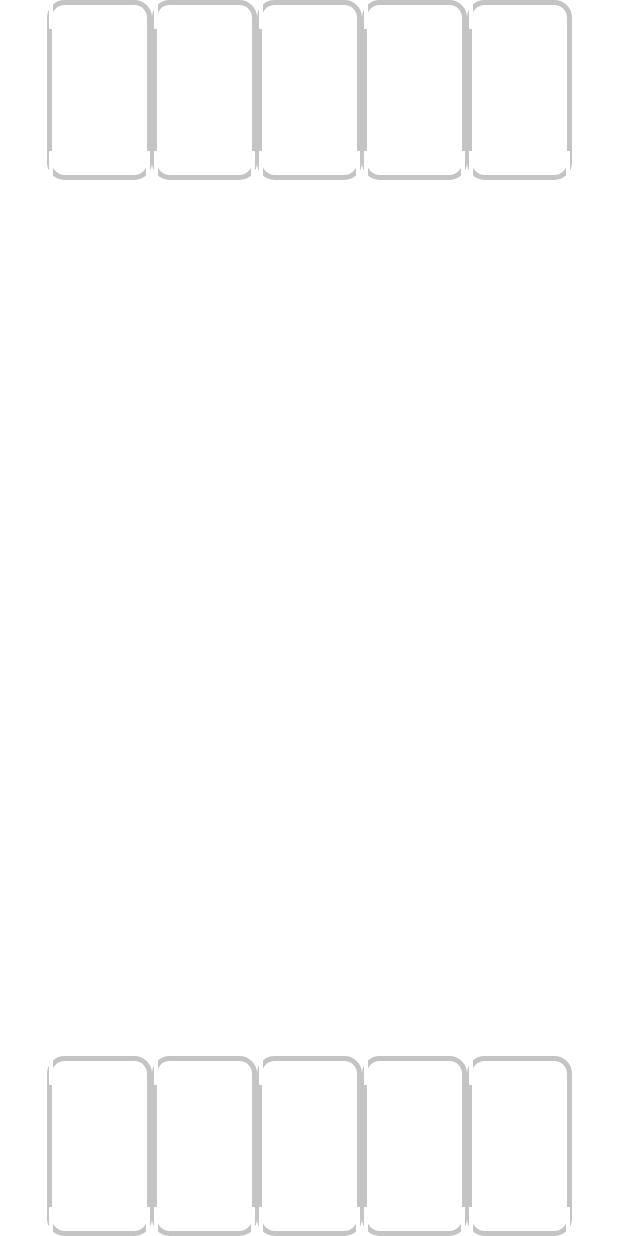
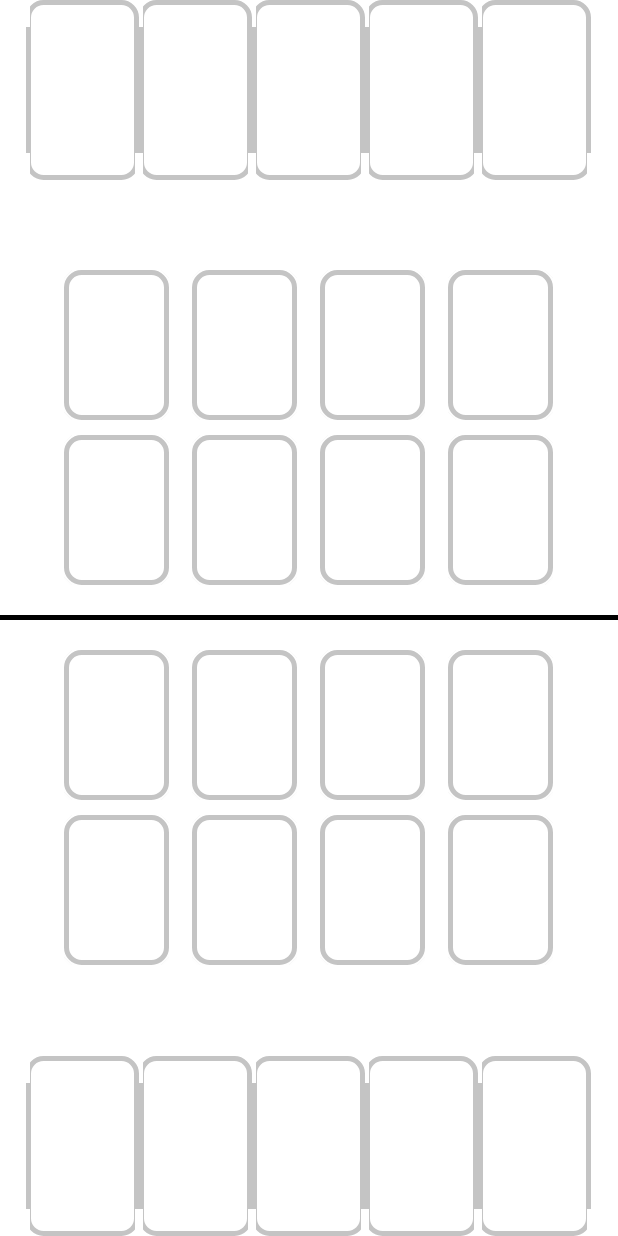
Before and after one commit to Saphyr55/ACE, an Android app: the fragment GameFragment placed in its activity, on a phone screen of 412 x 824 dp. Run offline under Robolectric (Android 15) with nearby library versions, the phone set to English and light mode, and no system bars; our stand-ins replace Firebase (no records; nobody signed in at launch, a user with empty details on screens opened directly); Roboto replaces fonts that are not available here; 9 statements that could not run were skipped.

Commit message:
Can place card in board.

```diff
--- a/app/src/main/java/org/utours/ace/game/GameFragment.java
+++ b/app/src/main/java/org/utours/ace/game/GameFragment.java
@@ -1,27 +1,29 @@
 package org.utours.ace.game;
 
+import android.animation.ObjectAnimator;
 import android.os.Bundle;
 import android.view.LayoutInflater;
-import android.view.MotionEvent;
 import android.view.View;
 import android.view.ViewGroup;
+import android.widget.FrameLayout;
+import android.widget.GridLayout;
 import android.widget.LinearLayout;
 
 import androidx.annotation.NonNull;
 import androidx.annotation.Nullable;
 import androidx.fragment.app.Fragment;
-import androidx.recyclerview.widget.LinearLayoutManager;
-import androidx.recyclerview.widget.RecyclerView;
 
 import org.utours.ace.R;
+import org.utours.ace.game.model.GameParty;
 import org.utours.ace.game.model.Player;
 import org.utours.ace.profile.NavigationActivity;
-import org.utours.ace.profile.feature.CardRegistry;
 import org.utours.ace.profile.feature.CardService;
 import org.utours.ace.profile.feature.PlayerAccountService;
 import org.utours.ace.profile.model.Card;
+import org.utours.ace.profile.model.Deck;
 import org.utours.ace.profile.model.ImageCard;
 
+import java.util.HashMap;
 import java.util.List;
 import java.util.Map;
 import java.util.concurrent.CompletableFuture;
@@ -31,9 +33,12 @@ public class GameFragment extends Fragment {
     private NavigationActivity navigationActivity;
     private CardService cardService;
     private PlayerAccountService playerAccountService;
-    private Player player;
-    private Player opponent;
     private Map<String, ImageCard> imageCardsReferences;
+    private View selectedCardView;
+    private Map<View, Card> playerCardViews;
+    private Map<View, Card> opponentCardView;
+    private GameParty gameParty;
+
 
     public GameFragment() { }
 
@@ -41,23 +46,17 @@ public class GameFragment extends Fragment {
                                            CardService cardService,
                                            PlayerAccountService playerAccountService) {
 
-        var cards = List.of(
-                CardRegistry.FERN_CARD.get(),
-                CardRegistry.UBEL_CARD.get(),
-                CardRegistry.HIMMEL_CARD.get(),
-                CardRegistry.FRIEREN_CARD.get(),
-                CardRegistry.SEIN_CARD.get());
-
-        Player player = new Player(List.copyOf(cards));
-        Player opponent = new Player(List.copyOf(cards));
+        Deck deck = playerAccountService.currentPlayerAccount().deck();
+        List<Card> cards = cardService.getCardsStochastic(deck.cards(), Player.HAND_CAPACITY, false);
 
         GameFragment gameFragment = new GameFragment();
-
         gameFragment.cardService = cardService;
         gameFragment.navigationActivity = navigationActivity;
         gameFragment.playerAccountService = playerAccountService;
-        gameFragment.player = player;
-        gameFragment.opponent = opponent;
+        gameFragment.gameParty = GameParty.Builder.newInstance()
+                .withPlayer(new Player(List.copyOf(cards)))
+                .withOpponent(new Player(List.copyOf(cards)))
+                .build();
 
         return gameFragment;
     }
@@ -85,31 +84,98 @@ public class GameFragment extends Fragment {
 
         LinearLayout playerCardsLayout = view.findViewById(R.id.layout_playerCards);
         LinearLayout opponentCardsLayout = view.findViewById(R.id.layout_opponentCards);
+        LinearLayout boardLayout = view.findViewById(R.id.layout_board);
 
-        bindCardsLayout(playerCardsLayout);
-        bindCardsLayout(opponentCardsLayout);
+        bindFrontPlayerCards(boardLayout);
 
+        playerCardViews = bindCardsLayout(playerCardsLayout);
+        opponentCardView = bindCardsLayout(opponentCardsLayout);
+
+        playerCardViews.forEach((v, card) -> v.setOnClickListener(this::bindAnimationCard));
     }
 
-    private void provideImages() {
-        cardService.provideImageCards(player.hand()).thenAccept(this::fillImages);
+    private void bindFrontPlayerCards(LinearLayout boardLayout) {
+        GridLayout playerBoardLayout = boardLayout.findViewById(R.id.layout_playerBoard);
+        int size = playerBoardLayout.getChildCount();
+        for (int i = 0; i < size; i++) {
+            View view = playerBoardLayout.getChildAt(i);
+            view.setOnClickListener(this::onPressedEmptyCardBoard);
+        }
     }
 
-    private void fillImages(List<ImageCard> imageCards) {
-        imageCardsReferences = cardService.getMapReferences(player.hand(), imageCards);
-    }
+    private void onPressedEmptyCardBoard(View v) {
+        View emptyView = v.findViewById(R.id.view_emptyGameBoardCard);
+        if (checkCanPutCard(emptyView)) {
 
-    private void bindCardsLayout(LinearLayout layout) {
-        for (int i = 0; i < layout.getChildCount(); i++) {
+            FrameLayout frameLayout = v.findViewById(R.id.layout_gameBoardCard);
+            PlayerCardView playerCardView = new PlayerCardView(frameLayout);
 
-            PlayerCardView playerCardView = new PlayerCardView(layout.getChildAt(i));
+            Card card = playerCardViews.remove(selectedCardView);
+            assert card != null;
 
-            Card card = player.hand().get(i);
+            gameParty = gameParty.emplacePlayerCardInBoard(card);
+
+            selectedCardView.setVisibility(View.GONE);
+            emptyView.setVisibility(View.GONE);
+            frameLayout.setVisibility(View.VISIBLE);
+
             ImageCard imageCard = imageCardsReferences.get(card.pictureId());
             assert imageCard != null;
 
             playerCardView.bind(card, imageCard);
+
+            selectedCardView = null;
         }
     }
 
+    private boolean checkCanPutCard(View v) {
+        return !playerCardViews.isEmpty()
+                && selectedCardView != null
+                && v.getVisibility() == View.VISIBLE;
+    }
+
+    private void provideImages() {
+        cardService
+                .provideImageCards(gameParty.player().hand())
+                .thenAccept(this::setImageCardsReferences);
+    }
+
+    private void setImageCardsReferences(List<ImageCard> imageCards) {
+        imageCardsReferences = cardService.getMapReferences(gameParty.player().hand(), imageCards);
+    }
+
+    private void bindAnimationCard(View view) {
+        if (selectedCardView == view || selectedCardView != null) {
+            ObjectAnimator animation = ObjectAnimator.ofFloat(
+                    selectedCardView, "translationY", 0);
+            animation.setDuration(200);
+            animation.start();
+        }
+        if (selectedCardView != view) {
+            ObjectAnimator animation = ObjectAnimator.ofFloat(
+                    view, "translationY", -50.f);
+            animation.setDuration(200);
+            animation.start();
+            selectedCardView = view;
+        } else {
+            selectedCardView = null;
+        }
+    }
+
+    private Map<View, Card> bindCardsLayout(LinearLayout layout) {
+        Map<View, Card> views = new HashMap<>();
+        for (int i = 0; i < layout.getChildCount(); i++) {
+
+            View view = layout.getChildAt(i);
+            Card card = gameParty.player().hand().get(i);
+            ImageCard imageCard = imageCardsReferences.get(card.pictureId());
+            PlayerCardView playerCardView = new PlayerCardView(view);
+
+            assert imageCard != null;
+            views.put(view, card);
+            playerCardView.bind(card, imageCard);
+        }
+        return views;
+    }
+
 }
--- a/app/src/main/java/org/utours/ace/profile/gacha/GachaFragment.java
+++ b/app/src/main/java/org/utours/ace/profile/gacha/GachaFragment.java
@@ -95,7 +95,7 @@ public class GachaFragment extends Fragment {
     }
 
     private void onSetup() {
-        this.showcaseCards = cardService.stochasticCards(MAX_CARD_CAROUSEL, true);
+        this.showcaseCards = cardService.getCardsStochastic(MAX_CARD_CAROUSEL, true);
     }
 
     private void onPressPullDialogButton(Context context, PullConfirmationDialog dialog, int quantity) {
--- a/app/src/main/res/layout/fragment_game.xml
+++ b/app/src/main/res/layout/fragment_game.xml
@@ -1,8 +1,6 @@
 <?xml version="1.0" encoding="utf-8"?>
-<androidx.constraintlayout.widget.ConstraintLayout
+<RelativeLayout
     xmlns:android="http://schemas.android.com/apk/res/android"
-    xmlns:app="http://schemas.android.com/apk/res-auto"
-    xmlns:tools="http://schemas.android.com/tools"
     android:layout_width="match_parent"
     android:layout_height="match_parent">
 
@@ -10,39 +8,58 @@
         android:id="@+id/layout_opponent"
         android:layout_width="wrap_content"
         android:layout_height="wrap_content"
-        android:orientation="horizontal"
-        app:layout_constraintEnd_toEndOf="parent"
-        app:layout_constraintStart_toStartOf="parent"
-        app:layout_constraintTop_toTopOf="parent">
+        android:layout_alignParentTop="true"
+        android:layout_centerInParent="true"
+        android:orientation="horizontal">
 
         <LinearLayout
             android:id="@+id/layout_opponentCards"
             android:layout_width="match_parent"
             android:layout_height="match_parent">
 
-            <include layout="@layout/item_game_card"/>
-            <include layout="@layout/item_game_card"/>
-            <include layout="@layout/item_game_card"/>
-            <include layout="@layout/item_game_card"/>
-            <include layout="@layout/item_game_card"/>
+            <include
+                layout="@layout/item_game_card"
+                android:layout_marginBottom="25dp"
+                android:layout_width="@dimen/game_card_width"
+                android:layout_height="@dimen/game_card_height" />
+
+            <include
+                layout="@layout/item_game_card"
+                android:layout_marginBottom="25dp"
+                android:layout_width="@dimen/game_card_width"
+                android:layout_height="@dimen/game_card_height" />
+
+            <include
+                layout="@layout/item_game_card"
+                android:layout_marginBottom="25dp"
+                android:layout_width="@dimen/game_card_width"
+                android:layout_height="@dimen/game_card_height" />
+
+            <include
+                layout="@layout/item_game_card"
+                android:layout_marginBottom="25dp"
+                android:layout_width="@dimen/game_card_width"
+                android:layout_height="@dimen/game_card_height" />
+
+            <include
+                layout="@layout/item_game_card"
+                android:layout_marginBottom="25dp"
+                android:layout_width="@dimen/game_card_width"
+                android:layout_height="@dimen/game_card_height" />
 
         </LinearLayout>
 
     </LinearLayout>
 
     <LinearLayout
-        android:id="@+id/layout_board"
-        android:layout_width="wrap_content"
+        android:layout_width="match_parent"
         android:layout_height="wrap_content"
-        android:orientation="horizontal"
-        app:layout_constraintBottom_toBottomOf="parent"
-        app:layout_constraintEnd_toEndOf="parent"
-        app:layout_constraintStart_toStartOf="parent"
-        app:layout_constraintTop_toTopOf="@+id/layout_opponent">
+        android:layout_centerInParent="true"
+        android:orientation="vertical" >
 
-        <androidx.recyclerview.widget.RecyclerView
-            android:id="@+id/recycler_boardCards"
-            android:scrollbars="horizontal"
+        <include
+            layout="@layout/item_game_board"
+            android:id="@+id/layout_board"
             android:layout_width="match_parent"
             android:layout_height="match_parent" />
 
@@ -52,25 +69,48 @@
         android:id="@+id/layout_player"
         android:layout_width="wrap_content"
         android:layout_height="wrap_content"
-        android:orientation="horizontal"
-        app:layout_constraintBottom_toBottomOf="parent"
-        app:layout_constraintEnd_toEndOf="parent"
-        app:layout_constraintStart_toStartOf="parent">
+        android:layout_centerInParent="true"
+        android:layout_alignParentBottom="true"
+        android:orientation="horizontal">
 
         <LinearLayout
             android:id="@+id/layout_playerCards"
             android:layout_width="match_parent"
             android:layout_height="match_parent">
 
-            <include layout="@layout/item_game_card"/>
-            <include layout="@layout/item_game_card"/>
-            <include layout="@layout/item_game_card"/>
-            <include layout="@layout/item_game_card"/>
-            <include layout="@layout/item_game_card"/>
+            <include
+                layout="@layout/item_game_card"
+                android:layout_marginTop="20dp"
+                android:layout_width="@dimen/game_card_width"
+                android:layout_height="@dimen/game_card_height" />
+
+            <include
+                layout="@layout/item_game_card"
+                android:layout_marginTop="20dp"
+                android:layout_width="@dimen/game_card_width"
+                android:layout_height="@dimen/game_card_height" />
+
+            <include
+                layout="@layout/item_game_card"
+                android:layout_marginTop="20dp"
+                android:layout_width="@dimen/game_card_width"
+                android:layout_height="@dimen/game_card_height" />
+
+            <include
+                layout="@layout/item_game_card"
+                android:layout_marginTop="20dp"
+                android:layout_width="@dimen/game_card_width"
+                android:layout_height="@dimen/game_card_height" />
+
+            <include
+                layout="@layout/item_game_card"
+                android:layout_marginTop="20dp"
+                android:layout_width="@dimen/game_card_width"
+                android:layout_height="@dimen/game_card_height" />
 
         </LinearLayout>
 
 
     </LinearLayout>
 
-</androidx.constraintlayout.widget.ConstraintLayout>
+</RelativeLayout>
--- /dev/null
+++ b/app/src/main/res/layout/item_game_board.xml
@@ -0,0 +1,134 @@
+<?xml version="1.0" encoding="utf-8"?>
+<LinearLayout
+    xmlns:android="http://schemas.android.com/apk/res/android"
+    android:layout_width="match_parent"
+    android:layout_height="match_parent"
+    android:gravity="center"
+    android:orientation="vertical">
+
+    <GridLayout
+        android:layout_width="wrap_content"
+        android:layout_height="wrap_content"
+        android:columnCount="4"
+        android:rowCount="2" >
+
+        <include
+            android:layout_width="@dimen/game_board_card_width"
+            android:layout_height="@dimen/game_board_card_height"
+            android:layout_marginEnd="15dp"
+            android:layout_marginBottom="10dp"
+            layout="@layout/item_game_board_place_card" />
+
+        <include
+            android:layout_width="@dimen/game_board_card_width"
+            android:layout_height="@dimen/game_board_card_height"
+            android:layout_marginEnd="15dp"
+            android:layout_marginBottom="10dp"
+            layout="@layout/item_game_board_place_card" />
+
+        <include
+            android:layout_width="@dimen/game_board_card_width"
+            android:layout_height="@dimen/game_board_card_height"
+            android:layout_marginEnd="15dp"
+            android:layout_marginBottom="10dp"
+            layout="@layout/item_game_board_place_card" />
+
+        <include
+            android:layout_width="@dimen/game_board_card_width"
+            android:layout_height="@dimen/game_board_card_height"
+            android:layout_marginBottom="10dp"
+            layout="@layout/item_game_board_place_card" />
+
+        <include
+            android:layout_width="@dimen/game_board_card_width"
+            android:layout_height="@dimen/game_board_card_height"
+            android:layout_marginEnd="15dp"
+            layout="@layout/item_game_board_place_card" />
+
+        <include
+            android:layout_width="@dimen/game_board_card_width"
+            android:layout_height="@dimen/game_board_card_height"
+            android:layout_marginEnd="15dp"
+            layout="@layout/item_game_board_place_card" />
+
+        <include
+            android:layout_width="@dimen/game_board_card_width"
+            android:layout_height="@dimen/game_board_card_height"
+            android:layout_marginEnd="15dp"
+            layout="@layout/item_game_board_place_card" />
+
+        <include
+            android:layout_width="@dimen/game_board_card_width"
+            android:layout_height="@dimen/game_board_card_height"
+            layout="@layout/item_game_board_place_card" />
+
+    </GridLayout>
+
+    <View
+        android:layout_marginTop="20dp"
+        android:layout_marginBottom="20dp"
+        android:layout_height="3dp"
+        android:layout_width="match_parent"
+        android:background="@color/black" />
+
+    <GridLayout
+        android:id="@+id/layout_playerBoard"
+        android:layout_width="wrap_content"
+        android:layout_height="wrap_content"
+        android:columnCount="4"
+        android:rowCount="2" >
+
+        <include
+            android:layout_width="@dimen/game_board_card_width"
+            android:layout_height="@dimen/game_board_card_height"
+            android:layout_marginEnd="15dp"
+            layout="@layout/item_game_board_place_card" />
+
+        <include
+            android:layout_width="@dimen/game_board_card_width"
+            android:layout_height="@dimen/game_board_card_height"
+            android:layout_marginEnd="15dp"
+            layout="@layout/item_game_board_place_card" />
+
+        <include
+            android:layout_width="@dimen/game_board_card_width"
+            android:layout_height="@dimen/game_board_card_height"
+            android:layout_marginEnd="15dp"
+            layout="@layout/item_game_board_place_card" />
+
+        <include
+            android:layout_width="@dimen/game_board_card_width"
+            android:layout_height="@dimen/game_board_card_height"
+            layout="@layout/item_game_board_place_card" />
+
+        <include
+            android:layout_width="@dimen/game_board_card_width"
+            android:layout_height="@dimen/game_board_card_height"
+            android:layout_marginEnd="15dp"
+            android:layout_marginTop="10dp"
+            layout="@layout/item_game_board_place_card" />
+
+        <include
+            android:layout_width="@dimen/game_board_card_width"
+            android:layout_height="@dimen/game_board_card_height"
+            android:layout_marginEnd="15dp"
+            android:layout_marginTop="10dp"
+            layout="@layout/item_game_board_place_card" />
+
+        <include
+            android:layout_width="@dimen/game_board_card_width"
+            android:layout_height="@dimen/game_board_card_height"
+            android:layout_marginEnd="15dp"
+            android:layout_marginTop="10dp"
+            layout="@layout/item_game_board_place_card" />
+
+        <include
+            android:layout_width="@dimen/game_board_card_width"
+            android:layout_height="@dimen/game_board_card_height"
+            android:layout_marginTop="10dp"
+            layout="@layout/item_game_board_place_card" />
+
+    </GridLayout>
+
+
+</LinearLayout>
--- /dev/null
+++ b/app/src/main/res/layout/item_game_board_place_card.xml
@@ -0,0 +1,23 @@
+<?xml version="1.0" encoding="utf-8"?>
+<RelativeLayout
+    xmlns:android="http://schemas.android.com/apk/res/android"
+    android:layout_width="@dimen/game_board_card_width"
+    android:layout_height="@dimen/game_board_card_height"
+    android:layout_marginEnd="15dp" >
+
+    <include
+        android:id="@+id/layout_gameBoardCard"
+        layout="@layout/item_game_card"
+        android:visibility="gone" />
+
+    <View
+        android:id="@+id/view_emptyGameBoardCard"
+        android:layout_width="match_parent"
+        android:layout_height="match_parent"
+        android:elevation="2dp"
+        android:background="@drawable/shape_card"
+        android:layout_centerInParent="true"
+        />
+
+
+</RelativeLayout>
--- a/app/src/main/res/layout/item_game_card.xml
+++ b/app/src/main/res/layout/item_game_card.xml
@@ -3,13 +3,12 @@
     xmlns:android="http://schemas.android.com/apk/res/android"
     android:layout_width="@dimen/game_card_width"
     android:layout_height="@dimen/game_card_height"
-    android:background="@drawable/shape_card"
-    android:id="@+id/card_card"
-    android:padding="1dp" >
+    android:id="@+id/card_card" >
 
     <RelativeLayout
         android:layout_width="match_parent"
         android:layout_height="match_parent"
+        android:background="@drawable/shape_card"
         android:orientation="vertical">
 
         <androidx.appcompat.widget.AppCompatImageView
--- a/app/src/main/res/values/dimens.xml
+++ b/app/src/main/res/values/dimens.xml
@@ -1,5 +1,7 @@
 <?xml version="1.0" encoding="utf-8"?>
 <resources>
     <dimen name="game_card_height">120dp</dimen>
-    <dimen name="game_card_width">70dp</dimen>
+    <dimen name="game_card_width">75dp</dimen>
+    <dimen name="game_board_card_height">100dp</dimen>
+    <dimen name="game_board_card_width">70dp</dimen>
 </resources>
--- a/domain/src/main/java/org/utours/ace/game/model/Player.java
+++ b/domain/src/main/java/org/utours/ace/game/model/Player.java
@@ -8,8 +8,10 @@ public record Player(
         List<Card> hand
 ) {
 
+    public static final int HAND_CAPACITY = 5;
+
     public Player {
-        if (hand.size() > 5) {
+        if (hand.size() > HAND_CAPACITY) {
             throw new IllegalArgumentException();
         }
     }
```
Also changed, not shown: app/src/main/java/org/utours/ace/game/BoardAdapter.java (added, +61 -0 lines), domain/src/main/java/org/utours/ace/game/feature/GameService.java (added, +14 -0 lines), domain/src/main/java/org/utours/ace/game/model/Board.java (+12 -1 lines), domain/src/main/java/org/utours/ace/game/model/GameParty.java (added, +92 -0 lines), domain/src/main/java/org/utours/ace/profile/feature/CardService.java (+9 -8 lines).
